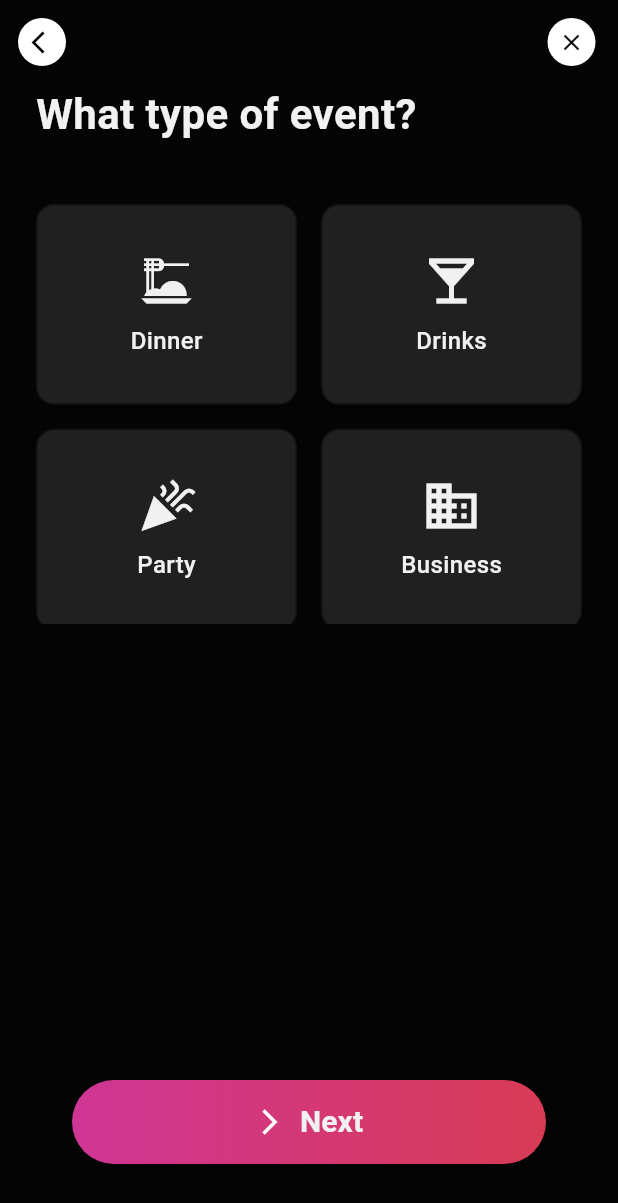
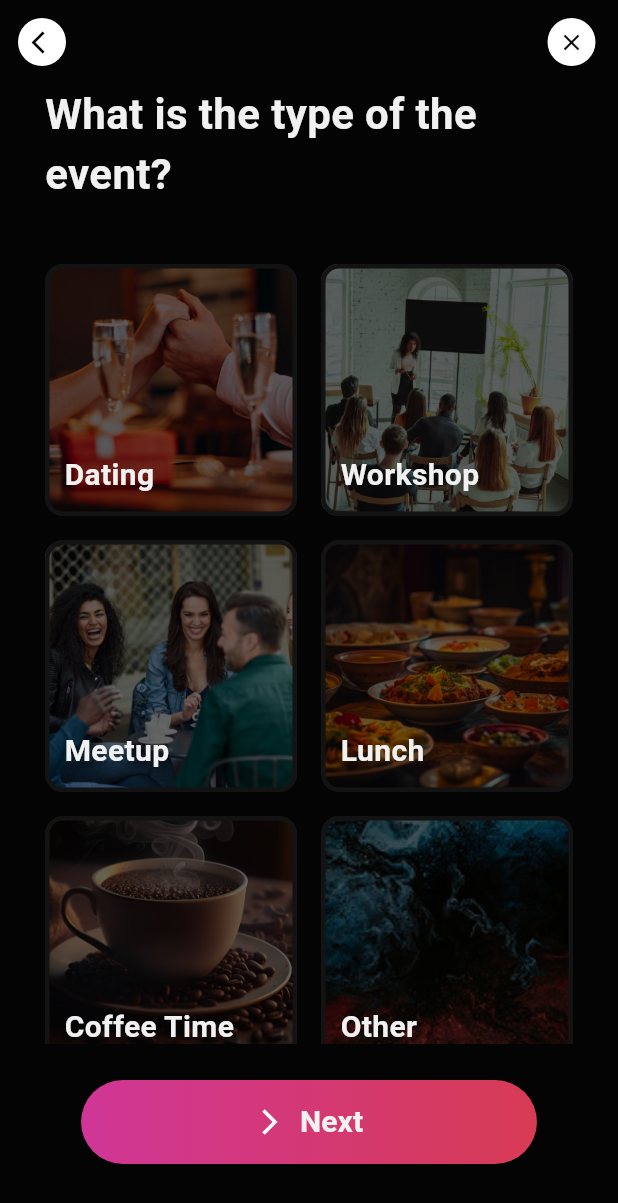
Before and after one commit to KZEN17/wyld-v3, a Flutter app: the EventTypeSelection screen opened directly with empty values, on a phone screen of 412 x 824 dp. Shown: the top 1203 px of the screen. Run offline on Flutter 3.47's test engine with Material 3 defaults, Android fonts, the phone set to English and light mode, and no system bars; our stand-ins replace appwrite, badges, carousel_slider, confetti, device_info_plus, flutter_map and 9 more; network calls fail; project files that could hold a hidden picture were left out.

Commit message:
Changed and added android settings

```diff
--- a/lib/features/bookings/controllers/event_controller.dart
+++ b/lib/features/bookings/controllers/event_controller.dart
@@ -121,14 +121,16 @@ class EventController extends StateNotifier<AsyncValue<List<EventModel>>> {
   }
 
   // Upload event images
+
   Future<List<String>> uploadEventImages(
-    String eventId,
-    List<File> imageFiles,
-  ) async {
+      String eventId,
+      List<File> imageFiles,
+      ) async {
     try {
+      // Fix the parameter order here
       final imageUrls = await _eventRepository.uploadEventImages(
-        imageFiles,
-        eventId,
+        imageFiles,  // First parameter - list of image files
+        eventId,     // Second parameter - the event ID
       );
       // Refresh events list
       getEvents();
--- a/lib/features/bookings/screens/steps/event_date_time.dart
+++ b/lib/features/bookings/create/steps/event_date_time.dart
@@ -7,7 +7,7 @@ import '../../../../core/constants/app_colors.dart';
 import '../../../../shared/widgets/full_width_button.dart';
 import '../../../auth/screens/widgets/section_title.dart';
 import '../../controllers/event_controller.dart';
-import '../widgets/create_venue_appbar.dart';
+import '../../screens/widgets/create_venue_appbar.dart';
 
 class EventDateTime extends ConsumerStatefulWidget {
   final String eventId;
--- a/lib/features/bookings/screens/steps/event_details.dart
+++ b/lib/features/bookings/create/steps/event_details.dart
@@ -4,7 +4,7 @@ import 'package:flutter_riverpod/flutter_riverpod.dart';
 import '../../../../core/constants/app_colors.dart';
 import '../../../../shared/widgets/full_width_button.dart';
 import '../../controllers/event_controller.dart';
-import '../widgets/create_venue_appbar.dart';
+import '../../screens/widgets/create_venue_appbar.dart';
 
 class EventDetails extends ConsumerStatefulWidget {
   final String eventId;
--- a/lib/features/bookings/screens/steps/event_type_selection.dart
+++ b/lib/features/bookings/create/steps/event_type_selection.dart
@@ -4,7 +4,7 @@ import 'package:flutter_riverpod/flutter_riverpod.dart';
 import '../../../../core/constants/app_colors.dart';
 import '../../../../shared/widgets/full_width_button.dart';
 import '../../controllers/event_controller.dart';
-import '../widgets/create_venue_appbar.dart';
+import '../../screens/widgets/create_venue_appbar.dart';
 
 class EventTypeSelection extends ConsumerStatefulWidget {
   final String eventId;
@@ -18,11 +18,12 @@ class EventTypeSelection extends ConsumerStatefulWidget {
 class _EventTypeSelectionState extends ConsumerState<EventTypeSelection> {
   String selectedEventType = '';
   final List<Map<String, dynamic>> eventTypes = [
-    {'name': 'Dinner', 'icon': Icons.dinner_dining},
-    {'name': 'Drinks', 'icon': Icons.local_bar},
-    {'name': 'Party', 'icon': Icons.celebration},
-    {'name': 'Business', 'icon': Icons.business},
-    {'name': 'Other', 'icon': Icons.more_horiz},
+    {'name': 'Dating', 'image': 'assets/dating.png'},
+    {'name': 'Workshop', 'image': 'assets/workshop.png'},
+    {'name': 'Meetup', 'image': 'assets/meetup.png'},
+    {'name': 'Lunch', 'image': 'assets/lunch.png'},
+    {'name': 'Coffee Time', 'image': 'assets/coffee_time.png'},
+    {'name': 'Other', 'image': 'assets/other.png'},
   ];
 
   @override
@@ -34,12 +35,12 @@ class _EventTypeSelectionState extends ConsumerState<EventTypeSelection> {
         },
       ),
       body: Padding(
-        padding: const EdgeInsets.symmetric(horizontal: 24.0),
+        padding: const EdgeInsets.symmetric(horizontal: 30.0),
         child: Column(
           crossAxisAlignment: CrossAxisAlignment.start,
           children: [
             const Text(
-              'What type of event?',
+              'What is the type of the event?',
               style: TextStyle(
                 color: AppColors.primaryWhite,
                 fontSize: 28.0,
@@ -53,7 +54,7 @@ class _EventTypeSelectionState extends ConsumerState<EventTypeSelection> {
                   crossAxisCount: 2,
                   crossAxisSpacing: 16.0,
                   mainAxisSpacing: 16.0,
-                  childAspectRatio: 1.3,
+                  // childAspectRatio: 1.3,
                 ),
                 itemCount: eventTypes.length,
                 itemBuilder: (context, index) {
@@ -69,43 +70,37 @@ class _EventTypeSelectionState extends ConsumerState<EventTypeSelection> {
                     child: Container(
                       decoration: BoxDecoration(
                         borderRadius: BorderRadius.circular(12.0),
-                        color:
-                            isSelected
-                                ? AppColors.primaryPink
-                                : AppColors.secondaryBackground,
+                        image: DecorationImage(image: AssetImage(eventType['image']),
+                            colorFilter: ColorFilter.mode(Colors.black.withValues(alpha: 0.6), BlendMode.darken),
+                            fit: BoxFit.cover),
                         border: Border.all(
                           color:
                               isSelected
                                   ? AppColors.primaryPink
                                   : AppColors.grayBorder,
-                          width: 1.0,
+                          width: 3.0,
                         ),
                       ),
-                      child: Column(
-                        mainAxisAlignment: MainAxisAlignment.center,
-                        children: [
-                          Icon(
-                            eventType['icon'],
-                            color: AppColors.primaryWhite,
-                            size: 40.0,
-                          ),
-                          const SizedBox(height: 8.0),
-                          Text(
+                      child: Align(
+                        alignment: Alignment.bottomLeft,
+                        child: Padding(
+                          padding: const EdgeInsets.all(10.0),
+                          child: Text(
                             eventType['name'],
                             style: const TextStyle(
                               color: AppColors.primaryWhite,
-                              fontSize: 16.0,
-                              fontWeight: FontWeight.w500,
+                              fontSize: 20.0,
+                              fontWeight: FontWeight.w600,
                             ),
                           ),
-                        ],
+                        ),
                       ),
                     ),
                   );
                 },
               ),
             ),
-            const Spacer(),
+            // const Spacer(),
             FullWidthButton(
               name: 'Next',
               onPressed: selectedEventType.isEmpty ? () {} : _saveEventType,
--- a/lib/features/bookings/screens/steps/event_upload_images.dart
+++ b/lib/features/bookings/create/steps/event_upload_images.dart
@@ -9,7 +9,7 @@ import 'package:image_picker/image_picker.dart';
 import '../../../../core/constants/app_colors.dart';
 import '../../../../shared/widgets/full_width_button.dart';
 import '../../controllers/event_controller.dart';
-import '../widgets/create_venue_appbar.dart';
+import '../../screens/widgets/create_venue_appbar.dart';
 
 class EventImageUpload extends ConsumerStatefulWidget {
   final String eventId;
--- a/lib/features/bookings/screens/steps/number_of_guests.dart
+++ b/lib/features/bookings/create/steps/number_of_guests.dart
@@ -6,7 +6,7 @@ import '../../../../core/constants/app_colors.dart';
 import '../../../../shared/widgets/full_width_button.dart';
 import '../../../auth/screens/widgets/section_title.dart';
 import '../../controllers/event_controller.dart';
-import '../widgets/create_venue_appbar.dart';
+import '../../screens/widgets/create_venue_appbar.dart';
 
 class NumberOfGuests extends ConsumerStatefulWidget {
   final String eventId;
--- a/lib/features/bookings/screens/steps/price_screen.dart
+++ b/lib/features/bookings/create/steps/price_screen.dart
@@ -6,7 +6,7 @@ import '../../../../core/constants/app_colors.dart';
 import '../../../../shared/widgets/full_width_button.dart';
 import '../../../auth/screens/widgets/section_title.dart';
 import '../../controllers/event_controller.dart';
-import '../widgets/create_venue_appbar.dart';
+import '../../screens/widgets/create_venue_appbar.dart';
 
 class PriceScreen extends ConsumerStatefulWidget {
   final String eventId;
```
Also changed, not shown: lib/core/constants/app_routes.dart (+9 -9 lines), lib/features/auth/screens/widgets/steps/permissions_step.dart (+2 -7 lines), lib/features/bookings/create/steps/choose_event_location.dart (renamed from lib/features/bookings/screens/steps/choose_event_location.dart, +42 -15 lines), lib/features/bookings/repositories/event_repository.dart (+22 -5 lines), assets/other.png (added), lib/features/bookings/create/steps/invite_contacts.dart (renamed from lib/features/bookings/screens/steps/invite_contacts.dart), lib/features/bookings/create/steps/invite_success.dart (renamed from lib/features/bookings/screens/steps/invite_success.dart), 2 other files.
